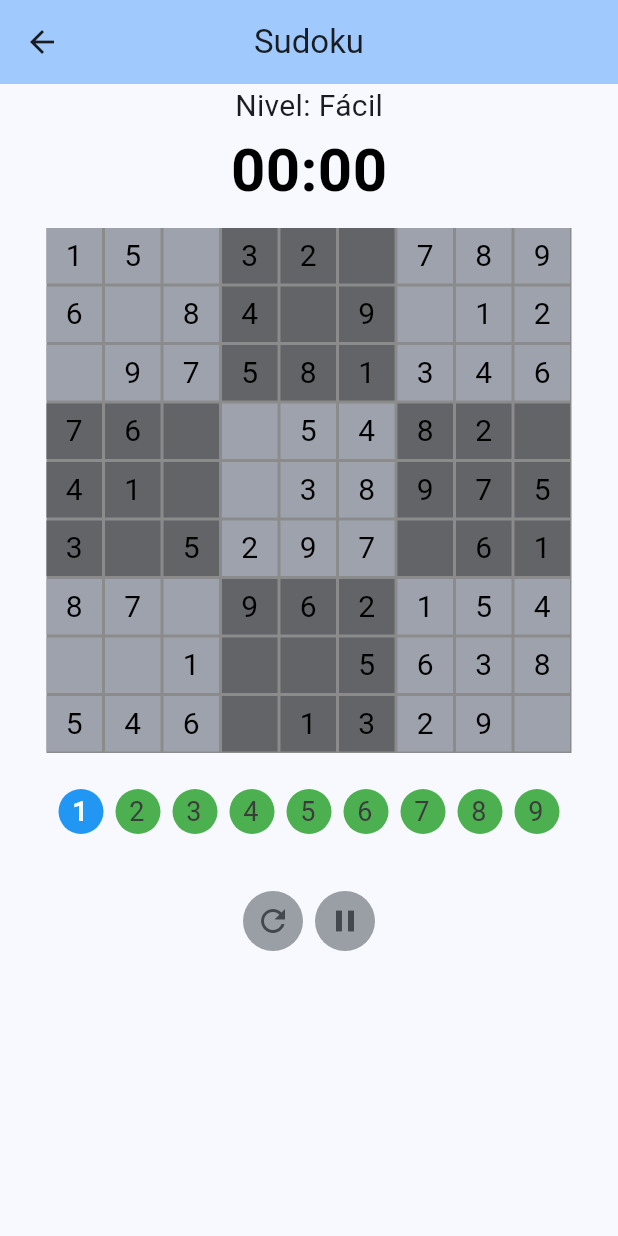
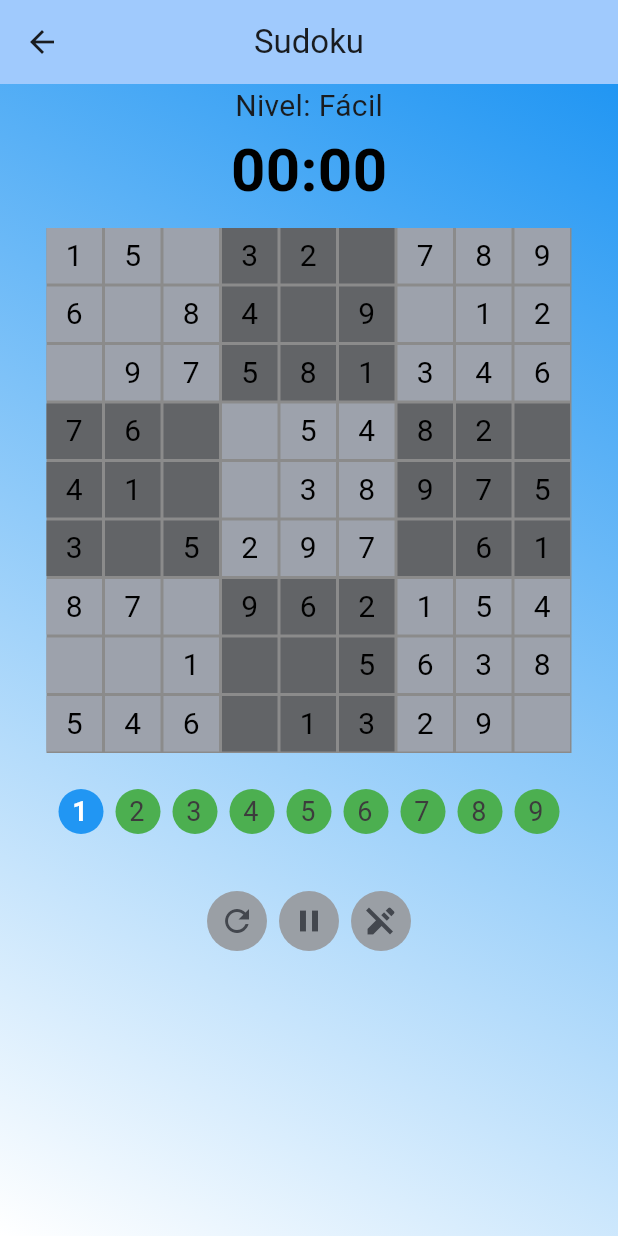
Before and after one commit to mandito67/sudoku, a Flutter app: the screen it shows after launch, after a tap on "Nuevo juego", on a phone screen of 412 x 824 dp. Run offline on Flutter 3.47's test engine with Material 3 defaults, Android fonts, the light colour scheme and no system bars; drawn by our look-alikes of flutter_layout_grid.

Commit message:
Borrador funcionando

```diff
--- a/lib/main.dart
+++ b/lib/main.dart
@@ -57,7 +57,7 @@ class _MyHomePageState extends State<MyHomePage> {
             end: Alignment.bottomLeft,
             colors: [
               Colors.blue,
-              Colors.red,
+              Colors.white,
             ],
           )),
           child: Center(
--- a/lib/sudoku.dart
+++ b/lib/sudoku.dart
@@ -107,6 +107,7 @@ class SudokuState extends State<Sudoku> {
     87: 0,
     88: 0
   };
+  Map<int, int> correcto = {};
   List<int> celdas_ocultas = [];
   int boton_activo = 1;
   int boton_activo_fijo = -1;
@@ -114,6 +115,7 @@ class SudokuState extends State<Sudoku> {
   int intentos = 0;
   bool terminado = false;
   bool en_pausa = false;
+  bool borrando = false;
 
   @override
   void initState() {
@@ -141,6 +143,17 @@ class SudokuState extends State<Sudoku> {
         centerTitle: true,
       ),
       body: Center(
+          child: Container(
+              decoration: const BoxDecoration(
+                  gradient: LinearGradient(
+                begin: Alignment.topRight,
+                end: Alignment.bottomLeft,
+                colors: [
+                  Colors.blue,
+                  Colors.white,
+                ],
+              )),
+              child: Center(
                 child: Column(children: [
                   // Text('activo $boton_activo fijo $boton_activo_fijo'),
                   Text(
@@ -155,7 +168,8 @@ class SudokuState extends State<Sudoku> {
                   if (terminado) ...[
                     const Padding(
                       padding: EdgeInsets.all(10),
-              child: Text('Felicidades!!!', style: TextStyle(fontSize: 30)),
+                      child: Text('Felicidades!!!',
+                          style: TextStyle(fontSize: 30)),
                     ),
                   ],
                   if (isLoading) ...[
@@ -176,7 +190,7 @@ class SudokuState extends State<Sudoku> {
                   const SizedBox(height: 20),
                   opciones(),
                 ]),
-      ),
+              ))),
     );
   }
 
@@ -231,9 +245,9 @@ class SudokuState extends State<Sudoku> {
                     if (!terminado) {
                       if (celdas_ocultas.contains(i * 10 + j)) {
                         setState(() {
-                          numeros[i * 10 + j] = boton_activo;
+                          numeros[i * 10 + j] = borrando ? 0 : boton_activo;
+                          terminado = checkCompleto();
                         });
-                        checkCompleto();
                       }
                     }
                   },
@@ -261,9 +275,14 @@ class SudokuState extends State<Sudoku> {
                                       : numeros[i * 10 + j] == boton_activo_fijo
                                           ? FontWeight.bold
                                           : FontWeight.normal,
-                                  color: celdas_ocultas.contains(i * 10 + j)
-                                      ? const Color.fromARGB(255, 128, 250, 133)
-                                      : numeros[i * 10 + j] == boton_activo_fijo
+                                  color: correcto[i * 10 + j] !=
+                                          numeros[i * 10 + j]
+                                      ? Colors.red
+                                      : celdas_ocultas.contains(i * 10 + j)
+                                          ? const Color.fromARGB(
+                                              255, 128, 250, 133)
+                                          : numeros[i * 10 + j] ==
+                                                  boton_activo_fijo
                                               ? Colors.white
                                               : Colors.black)))),
                 ),
@@ -361,9 +380,9 @@ class SudokuState extends State<Sudoku> {
           },
         ),
         IconButton(
-          style: const ButtonStyle(
+          style: ButtonStyle(
               backgroundColor: WidgetStatePropertyAll<Color>(
-            colorBotones,
+            en_pausa ? Colors.green : colorBotones,
           )),
           icon: Icon(en_pausa ? Icons.play_arrow : Icons.pause),
           onPressed: () async {
@@ -374,6 +393,18 @@ class SudokuState extends State<Sudoku> {
             }
             setState(() {
               en_pausa = !en_pausa;
+            });
+          },
+        ),
+        IconButton(
+          style: ButtonStyle(
+              backgroundColor: WidgetStatePropertyAll<Color>(
+            borrando ? Colors.green : colorBotones,
+          )),
+          icon: Icon(Icons.edit_off),
+          onPressed: () async {
+            setState(() {
+              borrando = !borrando;
             });
           },
         )
@@ -405,7 +436,9 @@ class SudokuState extends State<Sudoku> {
       }
     }
     stopwatch.reset();
-
+    setState(() {
+      correcto = new Map.from(numeros);
+    });
     //genera array de celdas fijas
     List<int> todos = [
       0,
@@ -610,23 +643,36 @@ class SudokuState extends State<Sudoku> {
     }
   }
 
-  void checkCompleto() {
+  bool checkCompleto() {
+    print(correcto);
     if (!stopwatch.isRunning) {
       stopwatch.start();
     }
 
-    bool ok = true;
     for (int i in numeros.keys) {
       if (numeros[i] == 0) {
-        ok = false;
+        return false;
       }
     }
-    if (ok) {
+
+    for (int i = 1; i < 10; i++) {
+      for (int j = 1; j < 10; j++) {
+        if (!validaFila(i, j)) {
+          return false;
+        }
+      }
+    }
+    for (int i = 1; i < 10; i++) {
+      for (int j = 1; j < 10; j++) {
+        if (!validaColumna(i, j)) {
+          return false;
+        }
+      }
+    }
+
     stopwatch.stop();
-    }
-    setState(() {
-      terminado = ok;
-    });
+
+    return true;
   }
 
   //funciones temporizador
```
Lines whose indentation alone changed are shown as unchanged.
